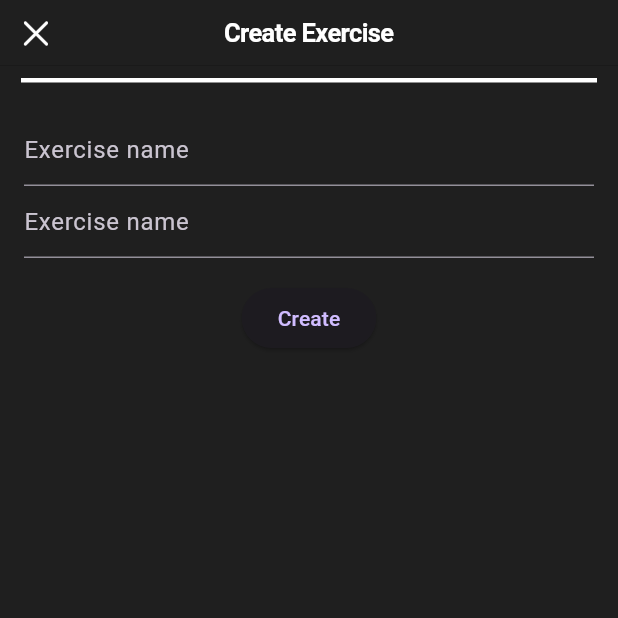
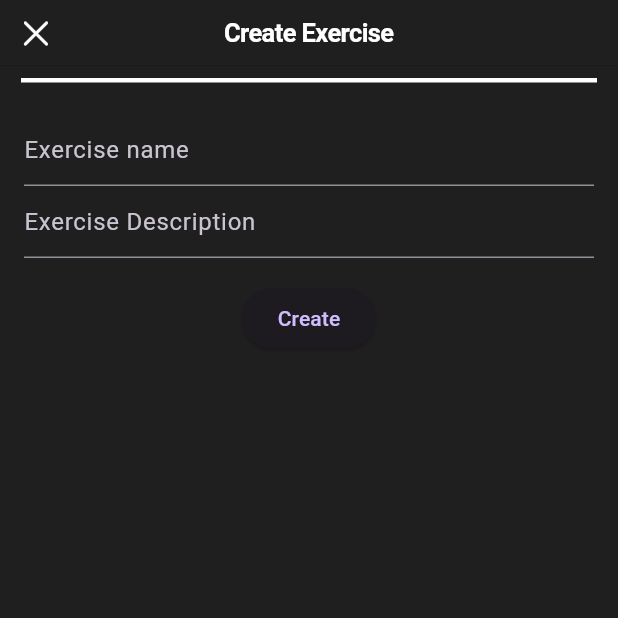
Before and after one commit to MattyD1/flex_workout_logger, a Flutter app: the ExercisesCreateScreen screen opened by its route, on a phone screen of 412 x 824 dp, the top half of it. Run offline on Flutter 3.47's test engine with Material 3 defaults, Android fonts, the phone set to English and light mode, and no system bars; our stand-ins replace flutter_riverpod, fpdart, freezed_annotation, go_router, realm, riverpod_annotation; generated files the repository leaves out were written again.

Commit message:
Fixed null pointer error

```diff
--- a/lib/config/seed.dart
+++ b/lib/config/seed.dart
@@ -29,6 +29,7 @@ void realmSeed(Realm realm) {
     (e) => Exercise(
       ObjectId(),
       e,
+      '',
       DateTimeX.current.toUtc(),
       DateTimeX.current.toUtc(),
     ),
--- a/lib/features/exercises/controllers/exercises_create_controller.dart
+++ b/lib/features/exercises/controllers/exercises_create_controller.dart
@@ -17,7 +17,7 @@ class ExercisesCreateController extends _$ExercisesCreateController {
   ///
   Future<void> handle(
     ExerciseName name,
-    ExerciseDescription description,
+    ExerciseDescription? description,
   ) async {
     state = const AsyncLoading();
     final res = await ref
--- a/lib/features/exercises/infrastructure/repositories/exercise_repository.dart
+++ b/lib/features/exercises/infrastructure/repositories/exercise_repository.dart
@@ -21,15 +21,17 @@ class ExerciseRepository implements IExerciseRepository {
   @override
   FutureOr<Either<Failure, ExerciseEntity>> createExercise(
     ExerciseName name,
-    ExerciseDescription description,
+    ExerciseDescription? description,
   ) async {
     try {
       final currentDateTime = DateTimeX.current;
+      final name_ = name.value.getOrElse((l) => 'No name provided');
+      final description_ = description?.value.getOrElse((l) => '');
 
       final exerciseToAdd = Exercise(
         ObjectId(),
-        name.value.getOrElse((l) => 'No name provided'),
-        description.value.getOrElse((l) => ''),
+        name_,
+        description_ ?? '',
         currentDateTime,
         currentDateTime,
       );
--- a/lib/features/exercises/ui/widgets/exercise_create_form.dart
+++ b/lib/features/exercises/ui/widgets/exercise_create_form.dart
@@ -72,7 +72,7 @@ class _ExerciseCreateFormState extends ConsumerState<ExerciseCreateForm> {
             onChanged: (value) => _description = ExerciseDescription(value),
             decoration: InputDecoration(
               hoverColor: context.colorScheme.foreground,
-              hintText: 'Exercise name',
+              hintText: 'Exercise Description',
               errorText: errorText,
             ),
             validator: (value) => _description?.validate,
@@ -91,7 +91,7 @@ class _ExerciseCreateFormState extends ConsumerState<ExerciseCreateForm> {
 
                     ref
                         .read(exercisesCreateControllerProvider.notifier)
-                        .handle(_name!, _description!);
+                        .handle(_name!, _description);
                   },
             child: isLoading
                 ? const CircularProgressIndicator()
--- a/lib/features/exercises/ui/widgets/exercise_view.dart
+++ b/lib/features/exercises/ui/widgets/exercise_view.dart
@@ -14,6 +14,7 @@ class ExerciseView extends StatelessWidget {
     return Column(
       children: [
         Text(exercise.name),
+        Text(exercise.description),
         Text(exercise.createdAt.toIso8601String()),
         Text(exercise.updatedAt.toIso8601String()),
       ],
```
